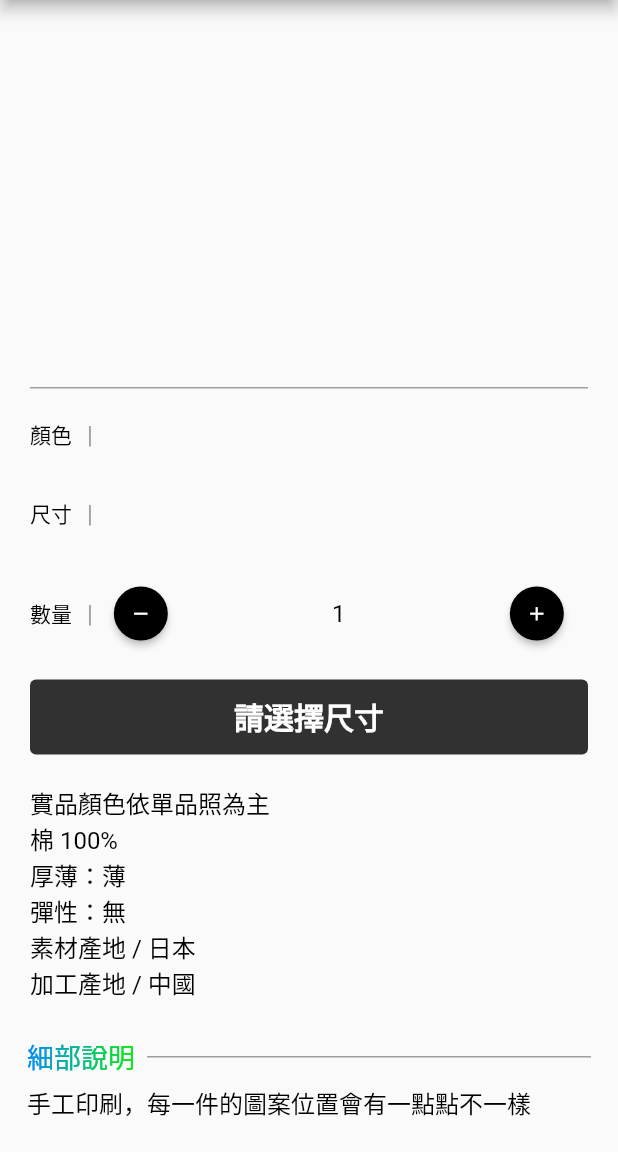
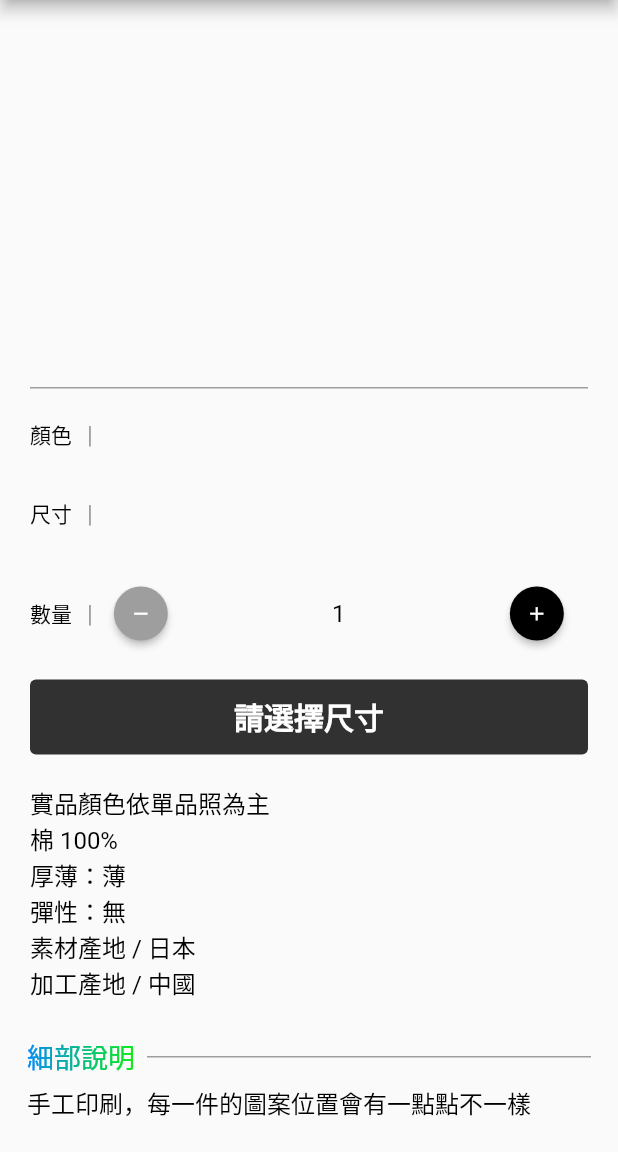
Before and after one commit to serenahuang1995/STYLiSH, a Flutter app: the DetailPage screen opened directly with empty values, scrolled down 383 dp, after a tap on the "add" icon, on a phone screen of 412 x 824 dp, the part 84-1236 px from its top. Run offline on Flutter 3.47's test engine with Material 2 defaults, Android fonts, the light colour scheme and no system bars; drawn by our look-alikes of simple_gradient_text.

Commit message:
依據庫存數量改變按鈕文案

```diff
--- a/lib/detail/describeView.dart
+++ b/lib/detail/describeView.dart
@@ -100,9 +100,9 @@ class _DescribeViewState extends State<DescribeView> {
           height: 5,
         ),
         NornalText(
-            text: product.id.toString(),
-            size: 14,
-            color: Colors.black,
+          text: product.id.toString(),
+          size: 14,
+          color: Colors.black,
         ),
         const SizedBox(
           height: 20,
@@ -140,10 +140,14 @@ class _DescribeViewState extends State<DescribeView> {
             height: 50,
             child: TextButton(
               onPressed: () {},
-              child:
-              BoldText(text: '請選擇尺寸', size: 20, color: Colors.white),
+              child: (_count == product.stocks)
+                  ? BoldText(text: '已達庫存上限', size: 20, color: Colors.white)
+                  : BoldText(text: '請選擇尺寸', size: 20, color: Colors.white),
+              // BoldText(text: '請選擇尺寸', size: 20, color: Colors.white),
               style: TextButton.styleFrom(
-                  backgroundColor: Color.fromARGB(255, 50, 49, 49)),
+                  backgroundColor: (_count == product.stocks)
+                      ? Colors.grey
+                      : Color.fromARGB(255, 50, 49, 49)),
             )),
         const SizedBox(
           height: 20,
@@ -241,8 +245,8 @@ extension DescribeViewExtension on _DescribeViewState {
           borderRadius: BorderRadius.circular(30), color: Colors.blueGrey),
       width: 30,
       child: Center(
-        child: NornalText(text: product.sizes[index] , size: 14, color: Colors.white)
-      ),
+          child: NornalText(
+              text: product.sizes[index], size: 14, color: Colors.white)),
     );
   }
 
@@ -284,7 +288,7 @@ extension DescribeViewExtension on _DescribeViewState {
           },
           child: Center(
             child: CircleAvatar(
-                backgroundColor: Colors.black,
+                backgroundColor: (_count == 1) ? Colors.grey : Colors.black,
                 radius: 10,
                 child: Icon(
                   Icons.remove,
@@ -293,28 +297,32 @@ extension DescribeViewExtension on _DescribeViewState {
                 )),
           ),
           style: ElevatedButton.styleFrom(
-              backgroundColor: Colors.black,
+              backgroundColor: (_count == 1) ? Colors.grey : Colors.black,
               shape: CircleBorder(),
-              fixedSize: const Size(20, 20)),
+              fixedSize: const Size(20, 20),
+              // enableFeedback: false
+              ),
         ),
         SizedBox(
-          width: 200,
-          child:
-          NornalText(text: '$_count', size: 16, color: Colors.black, textAlign: TextAlign.center,)
-
-          // Text(
-          //   '$_count',
-          //   style: const TextStyle(color: Colors.black, fontSize: 16),
-          //   textAlign: TextAlign.center,
-          // ),
-        ),
+            width: 200,
+            child: NornalText(
+              text: '$_count',
+              size: 16,
+              color: Colors.black,
+              textAlign: TextAlign.center,
+            )),
         ElevatedButton(
           onPressed: () {
-            increase();
+            if (_count == product.stocks) {
+              Null;
+            } else {
+              increase();
+            }
           },
           child: Center(
             child: CircleAvatar(
-                backgroundColor: Colors.black,
+                backgroundColor:
+                    (_count == product.stocks) ? Colors.grey : Colors.black,
                 radius: 10,
                 child: Icon(
                   Icons.add,
@@ -323,9 +331,12 @@ extension DescribeViewExtension on _DescribeViewState {
                 )),
           ),
           style: ElevatedButton.styleFrom(
-              backgroundColor: Colors.black,
+              backgroundColor:
+                  (_count == product.stocks) ? Colors.grey : Colors.black,
               shape: CircleBorder(),
-              fixedSize: const Size(20, 20)),
+              fixedSize: const Size(20, 20),
+              // enableFeedback: false
+              ),
         ),
       ],
     );
```
